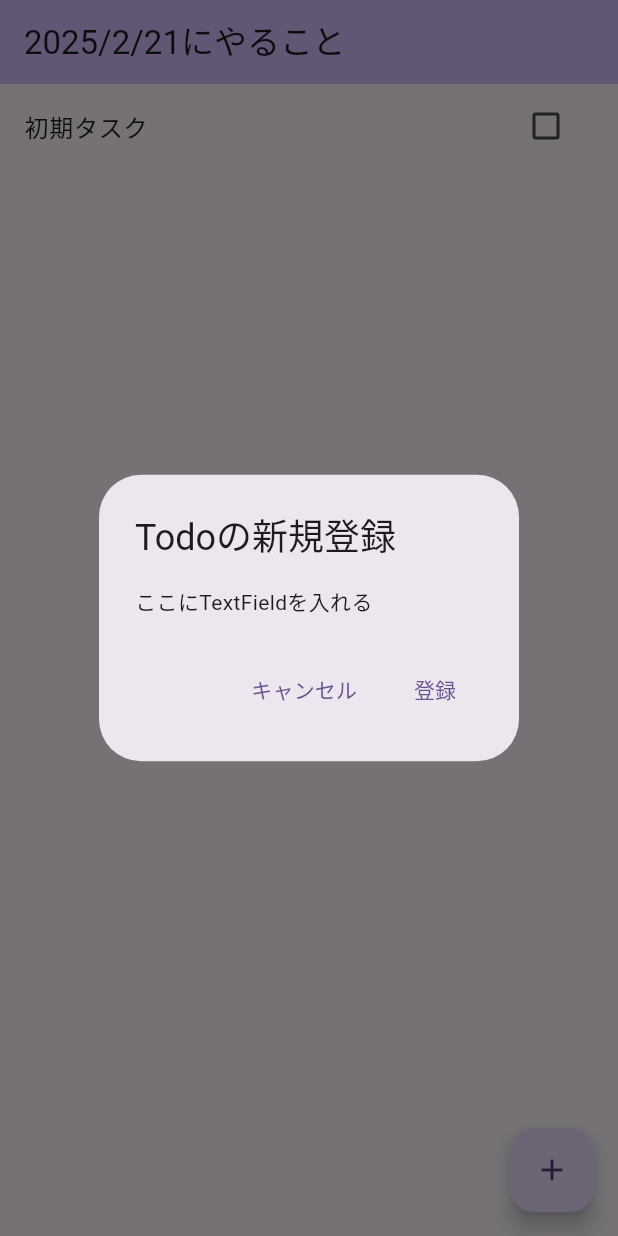
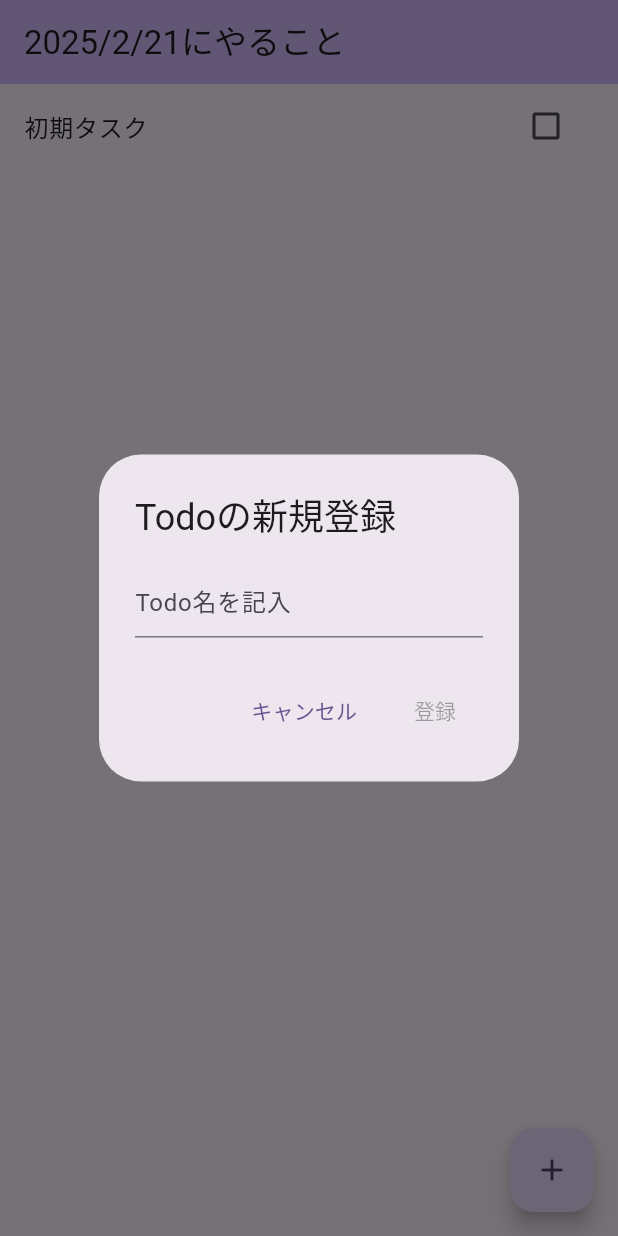
Before and after one commit to yutori-develop/simple_todo, a Flutter app: the screen it shows after launch, after a tap on the "add" icon, on a phone screen of 412 x 824 dp. Run offline on Flutter 3.47's test engine with Material 3 defaults, Android fonts, the light colour scheme and no system bars; our stand-ins replace flutter_riverpod, flutter_svg, freezed_annotation, go_router, riverpod_annotation, vector_graphics; generated files the repository leaves out were written again.

Commit message:
ポップアップの中身も実装完了

```diff
--- a/lib/views/home_view.dart
+++ b/lib/views/home_view.dart
@@ -14,6 +14,9 @@ class HomeView extends ConsumerStatefulWidget {
 }
 
 class _HomeViewState extends ConsumerState<HomeView> {
+  final _controller = TextEditingController();
+  final newTaskNameProvider = StateProvider<String>((ref) => '');
+
   @override
   Widget build(BuildContext context) {
     final todos = ref.watch(todosViewModelProvider);
@@ -35,36 +38,56 @@ class _HomeViewState extends ConsumerState<HomeView> {
                 ref
                     .read(todosViewModelProvider.notifier)
                     .toggleStatus(todo.id, newValue ?? false);
-                }),
+              },
+            ),
           );
         }),
         itemCount: todos.length,
       ),
       floatingActionButton: FloatingActionButton(
         onPressed: () {
-          _dialogBuilder(context);
+          _dialogBuilder(context, ref);
         },
         child: Icon(Icons.add),
       ),
     );
   }
 
-  Future<void> _dialogBuilder(BuildContext context) {
+  Future<void> _dialogBuilder(BuildContext context, WidgetRef ref) {
     return showDialog<void>(
       context: context,
       builder: (context) {
+        return Consumer(
+          builder: (context, ref, child) {
+            final newTaskName = ref.watch(newTaskNameProvider);
+
             return AlertDialog(
               title: Text('Todoの新規登録'),
-          content: Text('ここにTextFieldを入れる'),
+              content: TextField(
+                controller: _controller,
+                decoration: InputDecoration(hintText: 'Todo名を記入'),
+                onChanged: (value) {
+                  ref.read(newTaskNameProvider.notifier).state = value;
+                },
+              ),
               actions: [
                 TextButton(
                   onPressed: () {
+                    _controller.clear();
+                    ref.read(newTaskNameProvider.notifier).state = '';
                     GoRouter.of(context).pop();
                   },
                   child: Text('キャンセル'),
                 ),
                 TextButton(
-              onPressed: () {
+                  onPressed: newTaskName.isEmpty
+                      ? null
+                      : () {
+                          ref
+                              .read(todosViewModelProvider.notifier)
+                              .addNewTodo(newTaskName);
+                          _controller.clear();
+                          ref.read(newTaskNameProvider.notifier).state = '';
                           GoRouter.of(context).pop();
                         },
                   child: Text('登録'),
@@ -73,5 +96,13 @@ class _HomeViewState extends ConsumerState<HomeView> {
             );
           },
         );
+      },
+    );
+  }
+
+  @override
+  void dispose() {
+    _controller.dispose();
+    super.dispose();
   }
 }
```
Lines whose indentation alone changed are shown as unchanged.
